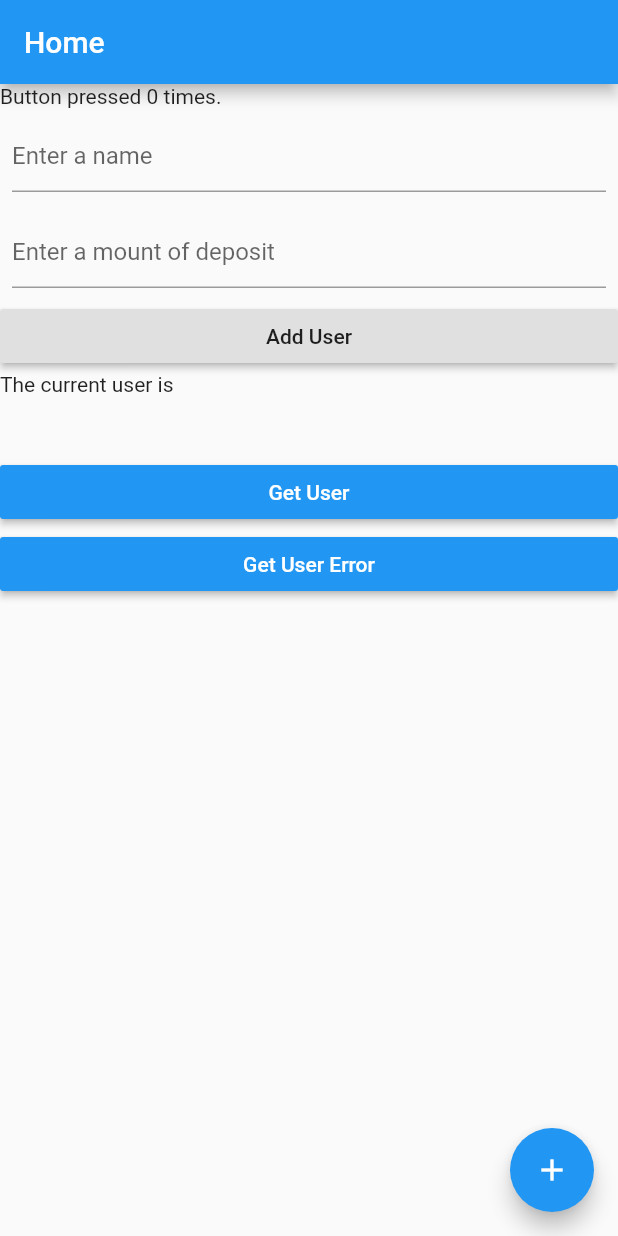
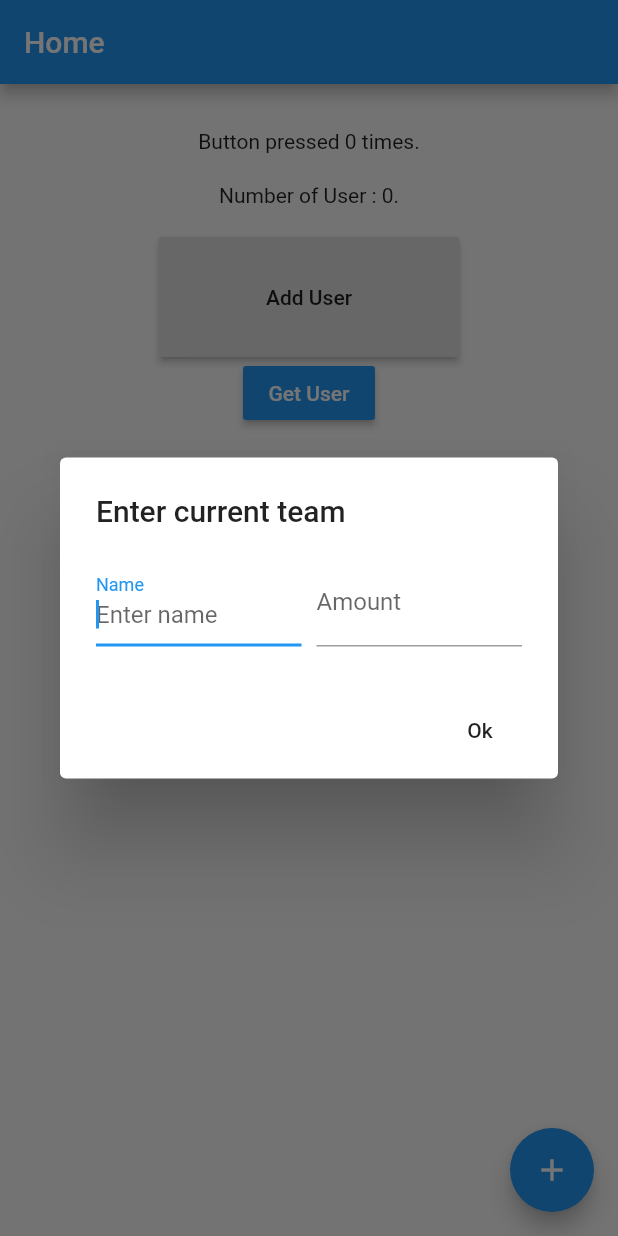
Before and after one commit to bruceo-beflex/BeflexCleanArchitecture, a Flutter app: the screen it shows after launch, after a tap on "Add User", on a phone screen of 412 x 824 dp. Run offline on Flutter 3.47's test engine with Material 2 defaults, Android fonts, the phone set to English and light mode, and no system bars; our stand-ins replace flutter_clean_architecture, rxdart; accounts and stored records are empty.

Commit message:
finishing sample app

```diff
--- a/lib/main.dart
+++ b/lib/main.dart
@@ -1,4 +1,6 @@
 import 'package:flutter/material.dart';
 import 'src/root.dart';
 
-void main() => runApp(MyApp());
+void main() {
+  runApp(MyApp());
+}
--- a/lib/src/app/pages/home/home_controller.dart
+++ b/lib/src/app/pages/home/home_controller.dart
@@ -8,14 +8,18 @@ class HomeController extends Controller {
   int _counter;
   User _user;
   int _userCount;
+  List<User> _users;
+
   int get counter => _counter;
   int get userCount => _userCount;
-  User get user => _user; // data used by the View
+  User get user => _user;
+  List<User> get users => _users;
 
   final HomePresenter homePresenter;
   // Presenter should always be initialized this way
   HomeController(dynamic usersRepo)
       : _counter = 0,
+      _userCount = 0,
         homePresenter = HomePresenter(usersRepo),
         super();
 
@@ -26,6 +30,10 @@ class HomeController extends Controller {
       print("Add completed");
     };
 
+    homePresenter.addUserOnNext = (bool result){
+      print("Adding user : "+  result.toString());
+    };
+
     homePresenter.addUserOnError = (e){
       print('Could not add user.');
       ScaffoldState state = getState();
@@ -34,11 +42,13 @@ class HomeController extends Controller {
       refreshUI();
     };
 
-    homePresenter.addUserOnNext = (result) {
-      print("adding user : " + result.toString());
-      ScaffoldState state = getState();
-      state.showSnackBar(SnackBar(content: Text(result ? "Succeeded to add an user " : "Failed to add an user ")));
+
+    homePresenter.getAllUsersOnNext = (result){
+      print("get all user handler");
+      getAllUsersResult(result);
     };
+
+
 
     homePresenter.getUserOnNext = (result) {
       if (result is int) {
@@ -49,6 +59,8 @@ class HomeController extends Controller {
 
       refreshUI(); // Refreshes the UI manually
     };
+
+
     homePresenter.getUserOnComplete = () {
       print('User retrieved');
     };
@@ -61,6 +73,12 @@ class HomeController extends Controller {
       _user = null;
       refreshUI(); // Refreshes the UI manually
     };
+  }
+
+  getAllUsersResult(List<User> result) {
+    _users = result;
+    _userCount = _users.length;
+    refreshUI();
   }
 
   void getUser() => homePresenter.getUser('test-uid');
--- a/lib/src/app/pages/home/home_view.dart
+++ b/lib/src/app/pages/home/home_view.dart
@@ -1,9 +1,9 @@
+import 'package:beflex_clean_architecture/src/app/widgets/user_tile_widget.dart';
 import 'package:beflex_clean_architecture/src/data/repositories/data_users_repository.dart';
 import 'package:flutter/material.dart';
 import 'package:flutter_clean_architecture/flutter_clean_architecture.dart';
 
 import 'home_controller.dart';
-
 
 class HomePage extends View {
   HomePage({Key key}) : super(key: key);
@@ -14,12 +14,18 @@ class HomePage extends View {
       _HomePageState(HomeController(DataUsersRepository()));
 }
 
-class _HomePageState extends ViewState<HomePage, HomeController>{
+class _HomePageState extends ViewState<HomePage, HomeController> {
   _HomePageState(HomeController controller) : super(controller);
-
+  final List<String> _listViewData = [
+    "A List View with many Text - Here's one!",
+    "A List View with many Text - Here's another!",
+    "A List View with many Text - Here's more!",
+    "A List View with many Text - Here's more!",
+    "A List View with many Text - Here's more!",
+    "A List View with many Text - Here's more!",
+  ];
   final nameController = TextEditingController();
   final depositController = TextEditingController();
-
 
   @override
   Widget build(BuildContext context) {
@@ -28,41 +34,34 @@ class _HomePageState extends ViewState<HomePage, HomeController>{
         title: Text("Home"),
       ),
       body: Scaffold(
-        key: globalKey, // built in global key for the ViewState for easy access in the controller
+        key:
+            globalKey, // built in global key for the ViewState for easy access in the controller
         body: Center(
-          child: ListView(
+          child: Column(
             children: <Widget>[
+              SizedBox(height: 30,),
               Text(
                 // use data provided by the controller
                 'Button pressed ${controller.counter} times.',
               ),
-              Padding(
-                padding: const EdgeInsets.all(8.0),
-                child: TextField(
-                  controller: nameController,
-                  decoration: InputDecoration(hintText: 'Enter a name'),
-                ),
-              ),
-              Padding(
-                padding: const EdgeInsets.all(8.0),
-                child: TextField(
-                  controller: depositController,
-                  decoration: InputDecoration(hintText: 'Enter a mount of deposit'),
-                ),
-              ),
-              RaisedButton(onPressed: (){
-                controller.addUser(nameController.text, double.parse( depositController.text));
-              },
-              child: Text("Add User"),
-              ),
-
-
-              Text(
-                'The current user is',
+              SizedBox(
+                height: 20,
               ),
               Text(
-                controller.user == null ? '' : '${controller.user}',
-                style: Theme.of(context).textTheme.display1,
+                'Number of User : ${controller.userCount}.',
+              ),
+              SizedBox(
+                height: 20,
+              ),
+              Container(
+                height: 80,
+                width: 200,
+                child: RaisedButton(
+                  onPressed: () {
+                    _asyncInputDialog(context);
+                  },
+                  child: Text("Add User"),
+                ),
               ),
               RaisedButton(
                 onPressed: controller.getUser,
@@ -72,14 +71,16 @@ class _HomePageState extends ViewState<HomePage, HomeController>{
                 ),
                 color: Colors.blue,
               ),
-              RaisedButton(
-                onPressed: controller.getUserwithError,
-                child: Text(
-                  'Get User Error',
-                  style: TextStyle(color: Colors.white),
-                ),
-                color: Colors.blue,
-              )
+              Expanded(
+                  child: controller.userCount > 0 ? ListView.builder(
+                itemCount: controller.userCount ?? 0,
+                itemBuilder: (BuildContext context, int index) {
+                  print("index : $index");
+                  print(controller.users[index].name);
+                  return UserTileWidget(controller.users[index].name,controller.users[index].accounts.length );
+                },
+              ) : Container()
+              ) ,
             ],
           ),
         ),
@@ -93,4 +94,49 @@ class _HomePageState extends ViewState<HomePage, HomeController>{
     );
   }
 
+  Future<String> _asyncInputDialog(BuildContext context) async {
+    return showDialog<String>(
+      context: context,
+      barrierDismissible:
+          false, // dialog is dismissible with a tap on the barrier
+      builder: (BuildContext context) {
+        return AlertDialog(
+          title: Text('Enter current team'),
+          content: new Row(
+            children: <Widget>[
+              new Expanded(
+                  child: new TextField(
+                controller: nameController,
+                autofocus: true,
+                decoration: new InputDecoration(
+                    labelText: 'Name', hintText: 'Enter name'),
+              )),
+              SizedBox(
+                width: 10,
+              ),
+              new Expanded(
+                  child: new TextField(
+                autofocus: true,
+                decoration: new InputDecoration(
+                    labelText: 'Amount', hintText: 'Enter amount of deposit'),
+                controller: depositController,
+              ))
+            ],
+          ),
+          actions: <Widget>[
+            FlatButton(
+              child: Text('Ok'),
+              onPressed: () {
+                controller.addUser(
+                    nameController.text, double.parse(depositController.text));
+                nameController.clear();
+                depositController.clear();
+                Navigator.of(context).pop();
+              },
+            ),
+          ],
+        );
+      },
+    );
+  }
 }
--- /dev/null
+++ b/lib/src/app/widgets/user_tile_widget.dart
@@ -0,0 +1,24 @@
+import 'package:flutter/material.dart';
+
+class UserTileWidget extends StatelessWidget {
+  final String name;
+  final int numberOfDeposit;
+
+  const UserTileWidget(this.name, this.numberOfDeposit, {Key key}) : super(key: key);
+
+  @override
+  Widget build(BuildContext context) {
+    return Padding(
+      padding: const EdgeInsets.all(8.0),
+      child: Container(
+        height: 30,
+        color: Colors.red,
+        child: Row(children: <Widget>[
+          Text("Username : " + name),
+          SizedBox(width: 20,),
+          Text("Number of Accounts : " + numberOfDeposit.toString())
+        ],),
+      ),
+    );
+  }
+}
--- a/lib/src/domain/repositories/user_repository.dart
+++ b/lib/src/domain/repositories/user_repository.dart
@@ -4,5 +4,5 @@ abstract class UsersRepository {
   Future<User> getUser(String uid);
   Future<List<User>> getAllUsers();
   Future<int> getUserCount();
-  Future<bool> addUser(String name, double amount);
+  Future<bool> addUser(User user);
 }
--- a/lib/src/root.dart
+++ b/lib/src/root.dart
@@ -1,5 +1,4 @@
 import 'package:flutter/material.dart';
-
 import 'app/pages/home/home_view.dart';
 
 class MyApp extends StatelessWidget {
--- a/pubspec.yaml
+++ b/pubspec.yaml
@@ -24,6 +24,7 @@ dependencies:
   flutter_clean_architecture: ^1.0.5
   rxdart: ^0.22.2
   uuid: ^2.0.2
+  hive: ^1.0.0
 
 dev_dependencies:
   flutter_test:
```
Also changed, not shown: lib/src/app/pages/home/home_presenter.dart (+46 -13 lines), lib/src/data/repositories/data_users_repository.dart (+5 -9 lines), lib/src/domain/usecases/add_user_usecase.dart (+13 -5 lines), lib/src/domain/usecases/get_all_users_usecase.dart (added, +34 -0 lines), lib/src/domain/usecases/get_user_usecase.dart (+5 -21 lines), pubspec.lock.
